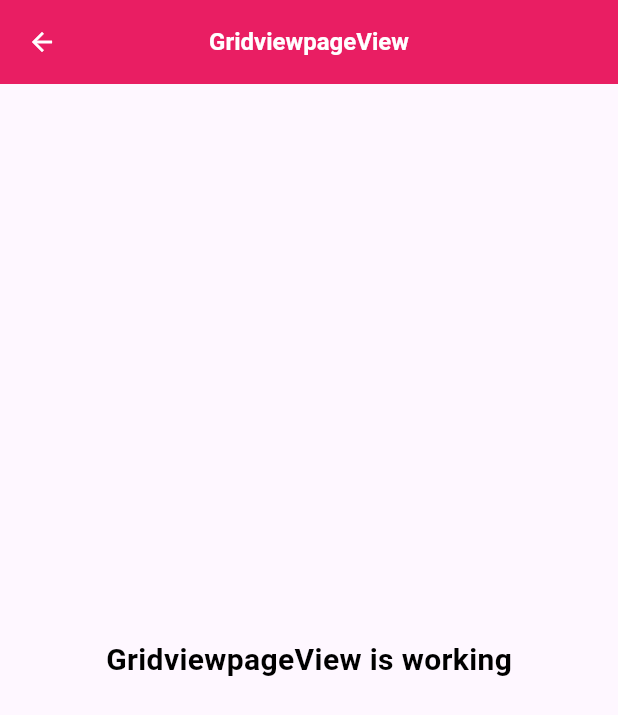
After one commit to sharmin-softbdltd/flutter_widgets, a Flutter app: the GridviewpageView screen opened by its route, on a phone screen of 412 x 824 dp. The commit adds this screen. Shown: the top 715 px of the screen. Run offline on Flutter 3.47's test engine with Material 3 defaults, Android fonts, the phone set to English and light mode, and no system bars; our stand-ins replace get, smooth_page_indicator.

Commit message:
Added listview builder, gridview

```diff
--- /dev/null
+++ b/lib/app/modules/gridviewpage/views/gridviewpage_view.dart
@@ -0,0 +1,24 @@
+import 'package:flutter/material.dart';
+import 'package:get/get.dart';
+
+import '../controllers/gridviewpage_controller.dart';
+
+class GridviewpageView extends GetView<GridviewpageController> {
+  const GridviewpageView({super.key});
+
+  @override
+  Widget build(BuildContext context) {
+    return Scaffold(
+      appBar: AppBar(
+        title: const Text('GridviewpageView'),
+        centerTitle: true,
+      ),
+      body: const Center(
+        child: Text(
+          'GridviewpageView is working',
+          style: TextStyle(fontSize: 20),
+        ),
+      ),
+    );
+  }
+}
--- a/lib/app/routes/app_pages.dart
+++ b/lib/app/routes/app_pages.dart
@@ -4,6 +4,8 @@ import '../modules/buttonrelatedwidgets/bindings/buttonrelatedwidgets_binding.da
 import '../modules/buttonrelatedwidgets/views/buttonrelatedwidgets_view.dart';
 import '../modules/drawerwidget/bindings/drawerwidget_binding.dart';
 import '../modules/drawerwidget/views/drawerwidget_view.dart';
+import '../modules/gridviewpage/bindings/gridviewpage_binding.dart';
+import '../modules/gridviewpage/views/gridviewpage_view.dart';
 import '../modules/home/bindings/home_binding.dart';
 import '../modules/home/views/home_view.dart';
 import '../modules/layoutrelatedwidgets/bindings/layoutrelatedwidgets_binding.dart';
@@ -72,5 +74,10 @@ class AppPages {
       page: () => const ListviewseparatorpageView(),
       binding: ListviewseparatorpageBinding(),
     ),
+    GetPage(
+      name: _Paths.GRIDVIEWPAGE,
+      page: () => const GridviewpageView(),
+      binding: GridviewpageBinding(),
+    ),
   ];
 }
--- a/lib/app/routes/app_routes.dart
+++ b/lib/app/routes/app_routes.dart
@@ -13,6 +13,7 @@ abstract class Routes {
   static const PAGEVIEWWIDGET = _Paths.PAGEVIEWWIDGET;
   static const LISTVIEWBUILDERPAGE = _Paths.LISTVIEWBUILDERPAGE;
   static const LISTVIEWSEPARATORPAGE = _Paths.LISTVIEWSEPARATORPAGE;
+  static const GRIDVIEWPAGE = _Paths.GRIDVIEWPAGE;
 }
 
 abstract class _Paths {
@@ -27,4 +28,5 @@ abstract class _Paths {
   static const PAGEVIEWWIDGET = '/pageviewwidget';
   static const LISTVIEWBUILDERPAGE = '/listviewbuilderpage';
   static const LISTVIEWSEPARATORPAGE = '/listviewseparatorpage';
+  static const GRIDVIEWPAGE = '/gridviewpage';
 }
```
Also changed, not shown: lib/app/modules/gridviewpage/bindings/gridviewpage_binding.dart (added, +12 -0 lines), lib/app/modules/gridviewpage/controllers/gridviewpage_controller.dart (added, +24 -0 lines).
